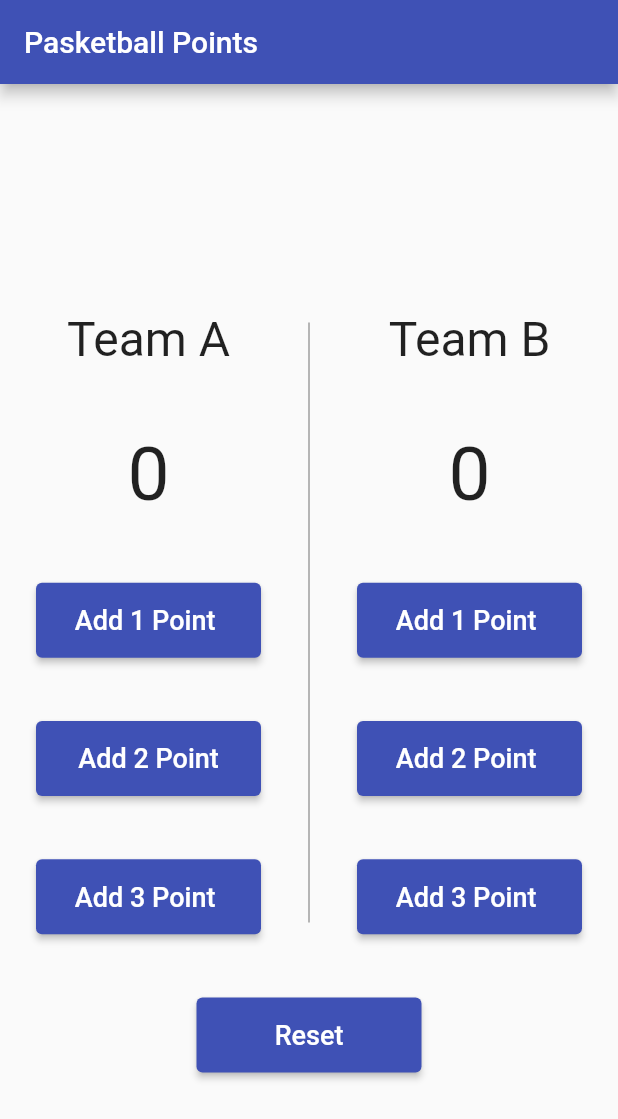
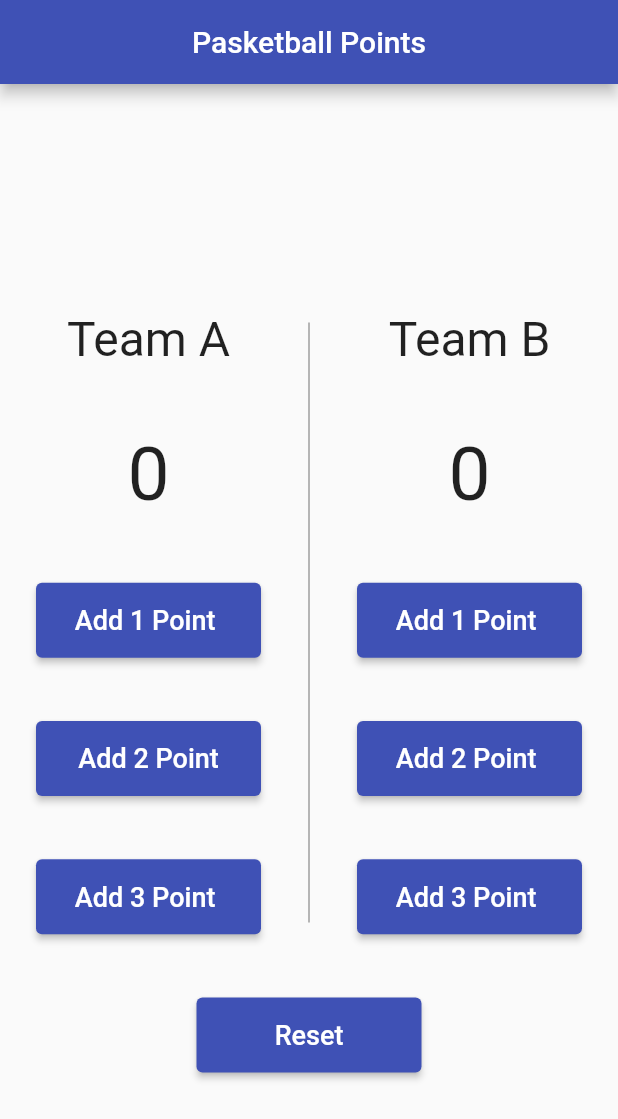
Before and after one commit to MahanaElbana/flutter_state_management, a Flutter app: the screen it shows after launch, on a phone screen of 412 x 824 dp. Shown: the top 1119 px of the screen. Run offline on Flutter 3.47's test engine with Material 2 defaults, Android fonts, the light colour scheme and no system bars; our stand-ins replace flutter_bloc.

Commit message:
handle the project

```diff
--- a/bloc_basket_ball/lib/app.dart
+++ b/bloc_basket_ball/lib/app.dart
@@ -8,8 +8,10 @@ class BasketBallApp extends StatelessWidget {
   Widget build(BuildContext context) {
     return MaterialApp(
       title: AppStrings.appName,
+      debugShowCheckedModeBanner: false,
       theme: ThemeData(
-        primarySwatch: Colors.blue,
+        appBarTheme: const AppBarTheme(centerTitle: true),
+        primarySwatch: Colors.indigo,
       ),
       home: const BasketballPointScreen(),
     );
```
Also changed, not shown: bloc_basket_ball/lib/config/theme.dart (added).
